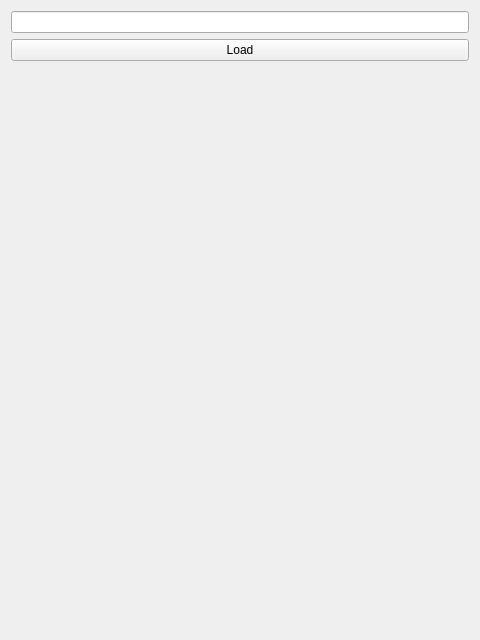
Above: views/WorkspaceView.ui from OwenArnold/bilby-gui before the change. Below: the same form after it.
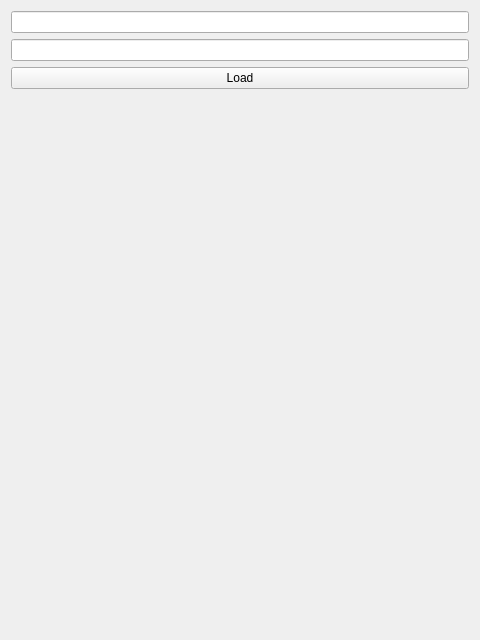
That is the form after the change.

```diff
--- a/views/WorkspaceView.ui
+++ b/views/WorkspaceView.ui
@@ -17,6 +17,9 @@
    <item>
     <widget class="QLineEdit" name="edt_sample"/>
    </item>
+   <item>
+    <widget class="QLineEdit" name="edt_sample2"/>
+   </item>
    <item>
     <widget class="QPushButton" name="btn_load_workspaces">
      <property name="text">
```
